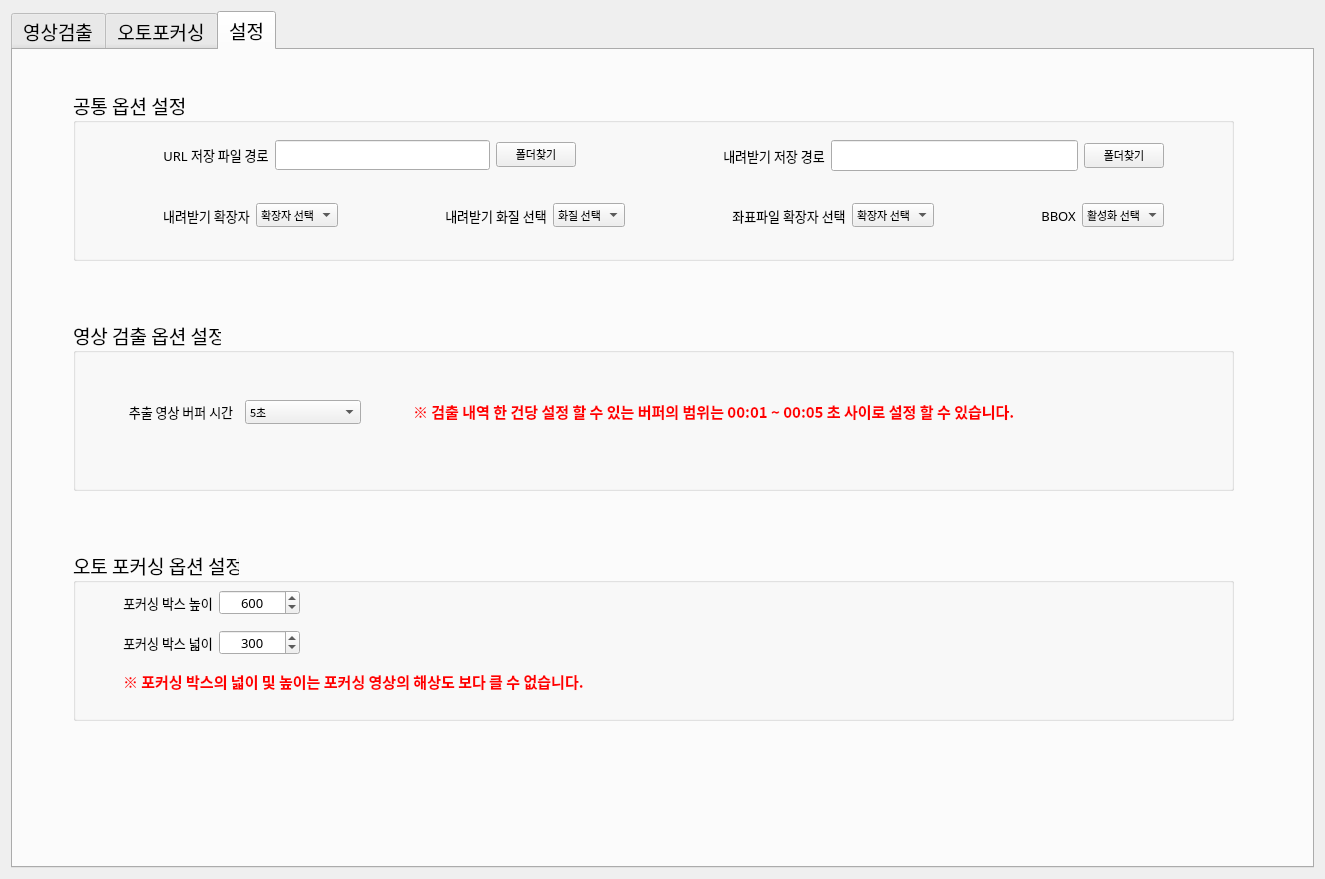
bookwho2063/bitproject, file 02.Source/dev/BtiProject/ui/mainWindow.ui: the form before one commit.
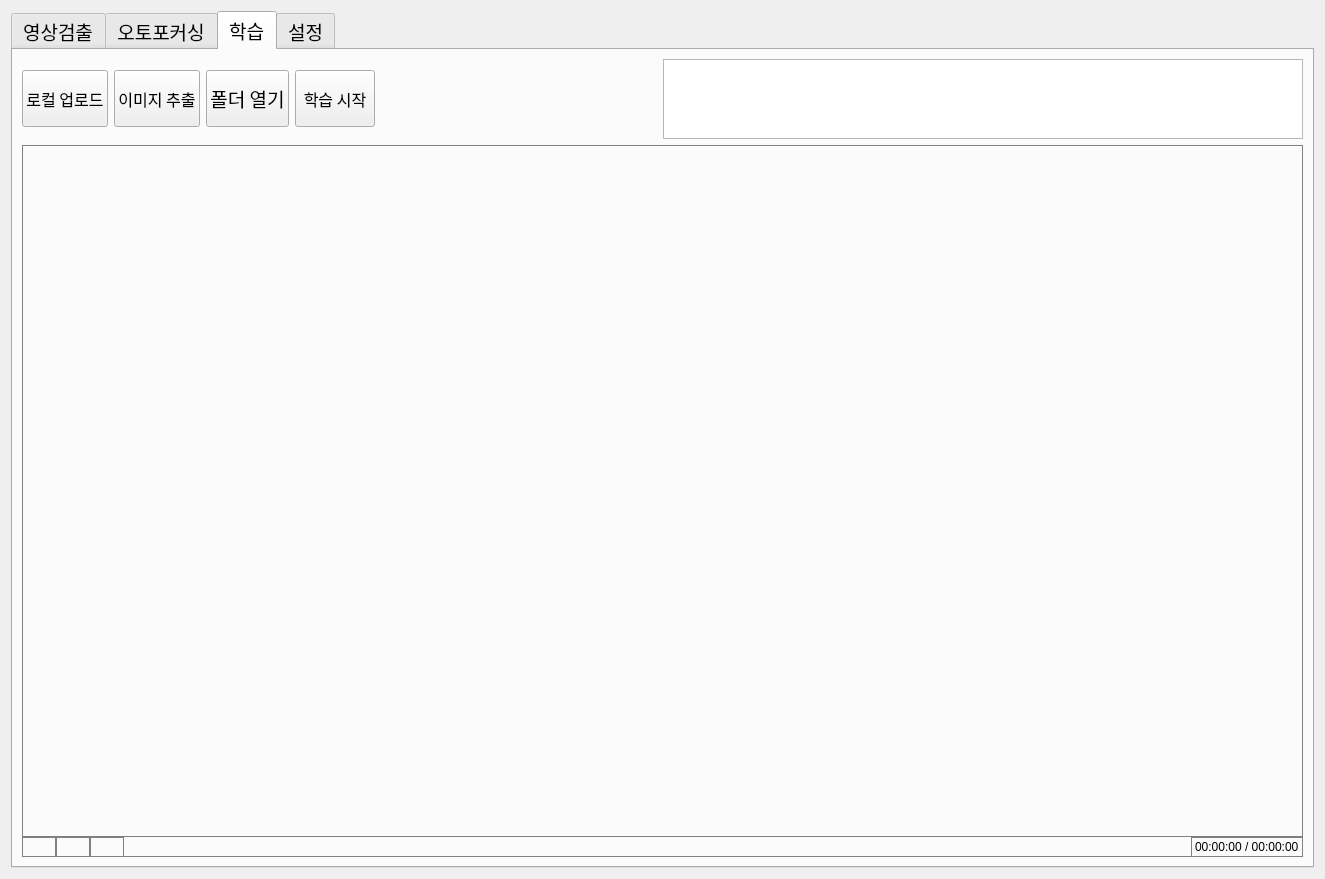
The form after the commit. Icons and pictures are not drawn.

Commit message:
main interface add
학습탭 추가

Patch:
```diff
--- a/02.Source/dev/BtiProject/ui/mainWindow.ui
+++ b/02.Source/dev/BtiProject/ui/mainWindow.ui
@@ -969,6 +969,322 @@
        </item>
       </layout>
      </widget>
+     <widget class="QWidget" name="tab_alr">
+      <attribute name="title">
+       <string>학습</string>
+      </attribute>
+      <layout class="QVBoxLayout" name="verticalLayout_15">
+       <item>
+        <layout class="QHBoxLayout" name="alr_horizontalLayout_top">
+         <property name="sizeConstraint">
+          <enum>QLayout::SetFixedSize</enum>
+         </property>
+         <item>
+          <widget class="QPushButton" name="alr_pushButton_localUpload">
+           <property name="sizePolicy">
+            <sizepolicy hsizetype="Preferred" vsizetype="Fixed">
+             <horstretch>0</horstretch>
+             <verstretch>0</verstretch>
+            </sizepolicy>
+           </property>
+           <property name="minimumSize">
+            <size>
+             <width>0</width>
+             <height>57</height>
+            </size>
+           </property>
+           <property name="font">
+            <font>
+             <pointsize>12</pointsize>
+            </font>
+           </property>
+           <property name="text">
+            <string>로컬 업로드</string>
+           </property>
+          </widget>
+         </item>
+         <item>
+          <widget class="QPushButton" name="alr_pushButton_extImage">
+           <property name="sizePolicy">
+            <sizepolicy hsizetype="Preferred" vsizetype="Fixed">
+             <horstretch>0</horstretch>
+             <verstretch>0</verstretch>
+            </sizepolicy>
+           </property>
+           <property name="minimumSize">
+            <size>
+             <width>0</width>
+             <height>57</height>
+            </size>
+           </property>
+           <property name="font">
+            <font>
+             <pointsize>12</pointsize>
+            </font>
+           </property>
+           <property name="text">
+            <string>이미지 추출</string>
+           </property>
+          </widget>
+         </item>
+         <item>
+          <widget class="QPushButton" name="alr_pushButton_openFolder">
+           <property name="sizePolicy">
+            <sizepolicy hsizetype="Minimum" vsizetype="Preferred">
+             <horstretch>0</horstretch>
+             <verstretch>0</verstretch>
+            </sizepolicy>
+           </property>
+           <property name="maximumSize">
+            <size>
+             <width>16777215</width>
+             <height>57</height>
+            </size>
+           </property>
+           <property name="font">
+            <font>
+             <pointsize>14</pointsize>
+            </font>
+           </property>
+           <property name="text">
+            <string>폴더 열기</string>
+           </property>
+          </widget>
+         </item>
+         <item>
+          <widget class="QPushButton" name="alr_pushButton_startLearning">
+           <property name="sizePolicy">
+            <sizepolicy hsizetype="Preferred" vsizetype="Fixed">
+             <horstretch>0</horstretch>
+             <verstretch>0</verstretch>
+            </sizepolicy>
+           </property>
+           <property name="minimumSize">
+            <size>
+             <width>0</width>
+             <height>57</height>
+            </size>
+           </property>
+           <property name="font">
+            <font>
+             <pointsize>12</pointsize>
+            </font>
+           </property>
+           <property name="text">
+            <string>학습 시작</string>
+           </property>
+          </widget>
+         </item>
+         <item>
+          <spacer name="alr_horizontalSpacer_top">
+           <property name="orientation">
+            <enum>Qt::Horizontal</enum>
+           </property>
+           <property name="sizeHint" stdset="0">
+            <size>
+             <width>40</width>
+             <height>20</height>
+            </size>
+           </property>
+          </spacer>
+         </item>
+         <item>
+          <widget class="QTableWidget" name="alr_tableWidget_classList">
+           <property name="sizePolicy">
+            <sizepolicy hsizetype="Minimum" vsizetype="Preferred">
+             <horstretch>0</horstretch>
+             <verstretch>0</verstretch>
+            </sizepolicy>
+           </property>
+           <property name="minimumSize">
+            <size>
+             <width>640</width>
+             <height>0</height>
+            </size>
+           </property>
+           <property name="maximumSize">
+            <size>
+             <width>16777215</width>
+             <height>80</height>
+            </size>
+           </property>
+          </widget>
+         </item>
+        </layout>
+       </item>
+       <item>
+        <widget class="QWidget" name="alr_widget_video_Md" native="true">
+         <property name="styleSheet">
+          <string notr="true">border: 1px solid gray;</string>
+         </property>
+         <layout class="QVBoxLayout" name="verticalLayout_14">
+          <property name="spacing">
+           <number>0</number>
+          </property>
+          <property name="leftMargin">
+           <number>0</number>
+          </property>
+          <property name="topMargin">
+           <number>0</number>
+          </property>
+          <property name="rightMargin">
+           <number>0</number>
+          </property>
+          <property name="bottomMargin">
+           <number>0</number>
+          </property>
+          <item>
+           <widget class="QLabel" name="alr_label_extMd">
+            <property name="sizePolicy">
+             <sizepolicy hsizetype="Expanding" vsizetype="Expanding">
+              <horstretch>0</horstretch>
+              <verstretch>0</verstretch>
+             </sizepolicy>
+            </property>
+            <property name="minimumSize">
+             <size>
+              <width>480</width>
+              <height>0</height>
+             </size>
+            </property>
+            <property name="font">
+             <font>
+              <pointsize>26</pointsize>
+              <weight>75</weight>
+              <bold>true</bold>
+             </font>
+            </property>
+            <property name="layoutDirection">
+             <enum>Qt::LeftToRight</enum>
+            </property>
+            <property name="styleSheet">
+             <string notr="true">border: 1px solid gray;</string>
+            </property>
+            <property name="text">
+             <string/>
+            </property>
+            <property name="alignment">
+             <set>Qt::AlignCenter</set>
+            </property>
+           </widget>
+          </item>
+          <item>
+           <layout class="QHBoxLayout" name="alr_horizontalLayout_mid1">
+            <item>
+             <layout class="QHBoxLayout" name="alr_horizontalLayout_mid2">
+              <item>
+               <widget class="QPushButton" name="alr_pushButton_play">
+                <property name="sizePolicy">
+                 <sizepolicy hsizetype="Minimum" vsizetype="Preferred">
+                  <horstretch>0</horstretch>
+                  <verstretch>0</verstretch>
+                 </sizepolicy>
+                </property>
+                <property name="text">
+                 <string/>
+                </property>
+                <property name="icon">
+                 <iconset>
+                  <normaloff>../ex_PySide2/icon/play.png</normaloff>../ex_PySide2/icon/play.png</iconset>
+                </property>
+                <property name="iconSize">
+                 <size>
+                  <width>32</width>
+                  <height>32</height>
+                 </size>
+                </property>
+               </widget>
+              </item>
+              <item>
+               <widget class="QPushButton" name="alr_pushButton_pause">
+                <property name="sizePolicy">
+                 <sizepolicy hsizetype="Minimum" vsizetype="Preferred">
+                  <horstretch>0</horstretch>
+                  <verstretch>0</verstretch>
+                 </sizepolicy>
+                </property>
+                <property name="text">
+                 <string/>
+                </property>
+                <property name="icon">
+                 <iconset>
+                  <normaloff>../ex_PySide2/icon/pause.png</normaloff>../ex_PySide2/icon/pause.png</iconset>
+                </property>
+                <property name="iconSize">
+                 <size>
+                  <width>32</width>
+                  <height>32</height>
+                 </size>
+                </property>
+               </widget>
+              </item>
+              <item>
+               <widget class="QPushButton" name="alr_pushButton_stop">
+                <property name="sizePolicy">
+                 <sizepolicy hsizetype="Minimum" vsizetype="Preferred">
+                  <horstretch>0</horstretch>
+                  <verstretch>0</verstretch>
+                 </sizepolicy>
+                </property>
+                <property name="text">
+                 <string/>
+                </property>
+                <property name="icon">
+                 <iconset>
+                  <normaloff>../ex_PySide2/icon/stop.png</normaloff>../ex_PySide2/icon/stop.png</iconset>
+                </property>
+                <property name="iconSize">
+                 <size>
+                  <width>32</width>
+                  <height>32</height>
+                 </size>
+                </property>
+               </widget>
+              </item>
+             </layout>
+            </item>
+            <item>
+             <spacer name="alr_horizontalSpacer_mid">
+              <property name="orientation">
+               <enum>Qt::Horizontal</enum>
+              </property>
+              <property name="sizeHint" stdset="0">
+               <size>
+                <width>40</width>
+                <height>20</height>
+               </size>
+              </property>
+             </spacer>
+            </item>
+            <item>
+             <widget class="QLabel" name="alr_video_time">
+              <property name="sizePolicy">
+               <sizepolicy hsizetype="Preferred" vsizetype="Preferred">
+                <horstretch>0</horstretch>
+                <verstretch>0</verstretch>
+               </sizepolicy>
+              </property>
+              <property name="text">
+               <string>00:00:00 / 00:00:00</string>
+              </property>
+              <property name="textFormat">
+               <enum>Qt::AutoText</enum>
+              </property>
+              <property name="scaledContents">
+               <bool>false</bool>
+              </property>
+              <property name="margin">
+               <number>0</number>
+              </property>
+             </widget>
+            </item>
+           </layout>
+          </item>
+         </layout>
+        </widget>
+       </item>
+      </layout>
+     </widget>
      <widget class="QWidget" name="tab_opt">
       <attribute name="title">
        <string notr="true">설정</string>
@@ -1085,13 +1401,13 @@
          </item>
         </layout>
        </widget>
-       <widget class="QWidget" name="">
+       <widget class="QWidget" name="layoutWidget">
         <property name="geometry">
          <rect>
           <x>90</x>
           <y>110</y>
           <width>1001</width>
-          <height>31</height>
+          <height>34</height>
          </rect>
         </property>
         <layout class="QHBoxLayout" name="horizontalLayout_2">
```
The commit also changes 1 other file.
